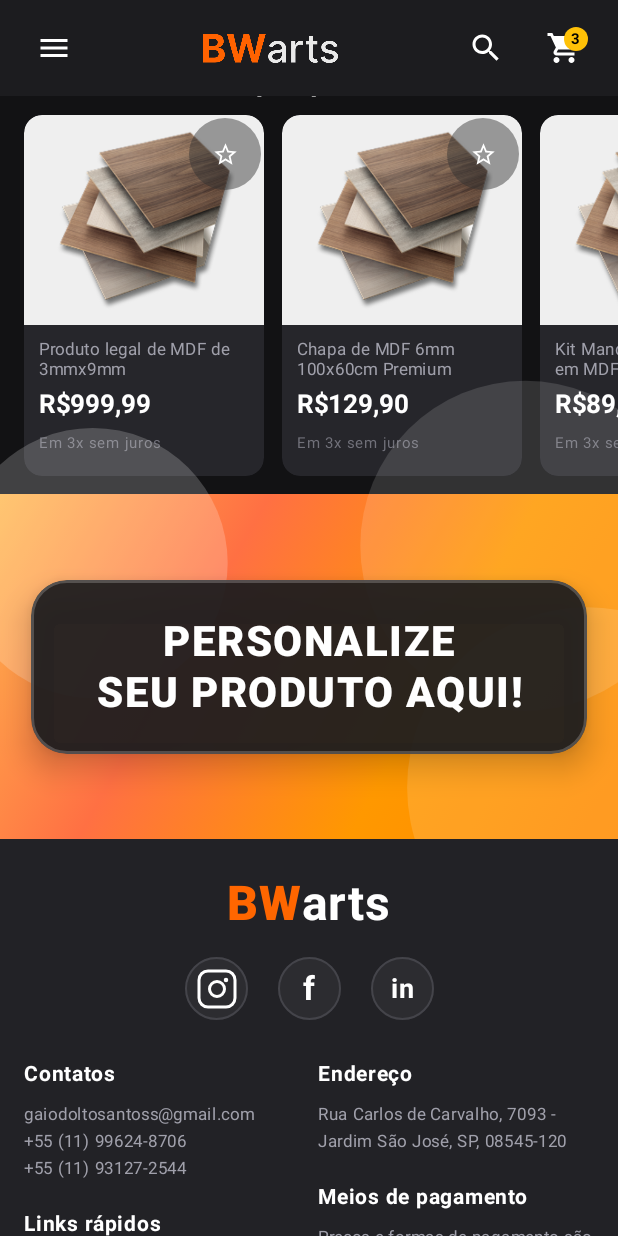
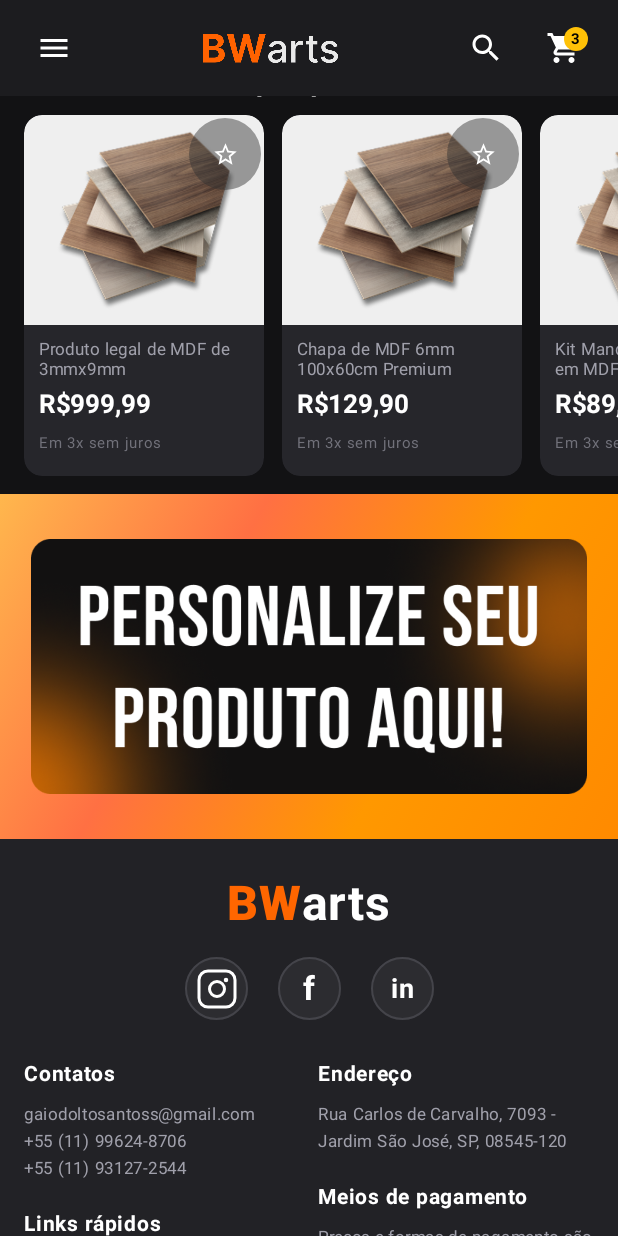
Before and after one commit to pedypowgui/bwarts-mobile, an Android app built with Jetpack Compose: the screen it shows after launch (MainActivity), scrolled down 532 dp, on a phone screen of 412 x 824 dp. Run offline under Robolectric (Android 15) with nearby library versions, the phone set to English and light mode, and no system bars.

Commit message:
Ajuste de banner de personalização

```diff
--- a/app/src/main/java/com/example/bwarts/ui/components/PersonalizationBanner.kt
+++ b/app/src/main/java/com/example/bwarts/ui/components/PersonalizationBanner.kt
@@ -1,6 +1,6 @@
 package com.example.bwarts.ui.components
 
-import androidx.compose.foundation.Canvas
+import androidx.compose.foundation.Image
 import androidx.compose.foundation.background
 import androidx.compose.foundation.border
 import androidx.compose.foundation.clickable
@@ -10,21 +10,20 @@ import androidx.compose.foundation.layout.fillMaxWidth
 import androidx.compose.foundation.layout.height
 import androidx.compose.foundation.layout.padding
 import androidx.compose.foundation.shape.RoundedCornerShape
-import androidx.compose.material3.Text
 import androidx.compose.runtime.Composable
 import androidx.compose.ui.Alignment
 import androidx.compose.ui.Modifier
 import androidx.compose.ui.draw.clip
 import androidx.compose.ui.draw.shadow
-import androidx.compose.ui.geometry.Offset
 import androidx.compose.ui.graphics.Brush
 import androidx.compose.ui.graphics.Color
-import androidx.compose.ui.text.font.FontWeight
-import androidx.compose.ui.text.style.TextAlign
+import androidx.compose.ui.res.painterResource
+import androidx.compose.ui.tooling.preview.Preview
 import androidx.compose.ui.unit.dp
-import androidx.compose.ui.unit.sp
+import com.example.bwarts.R
 
 @Composable
+@Preview
 fun PersonalizationBanner(
     onBannerClick: () -> Unit = {},
     modifier: Modifier = Modifier
@@ -45,46 +44,17 @@ fun PersonalizationBanner(
             )
             .clickable { onBannerClick() }
     ) {
-        // Decorative translucent circles in background
-        Canvas(modifier = Modifier.fillMaxSize()) {
-            drawCircle(
-                color = Color(0x33FFFFFF),
-                radius = 90.dp.toPx(),
-                center = Offset(size.width * 0.15f, size.height * 0.2f)
-            )
-            drawCircle(
-                color = Color(0x22FFFFFF),
-                radius = 110.dp.toPx(),
-                center = Offset(size.width * 0.85f, size.height * 0.15f)
-            )
-            drawCircle(
-                color = Color(0x22FFFFFF),
-                radius = 120.dp.toPx(),
-                center = Offset(size.width * 0.95f, size.height * 0.85f)
-            )
-        }
-
         // Central Dark Card with Stylized Text
         Box(
             modifier = Modifier
                 .align(Alignment.Center)
-                .fillMaxWidth(0.9f)
-                .padding(vertical = 16.dp)
-                .shadow(12.dp, RoundedCornerShape(24.dp))
-                .clip(RoundedCornerShape(24.dp))
-                .background(Color(0xEE1C1C1E))
-                .border(2.dp, Color(0x33FFFFFF), RoundedCornerShape(24.dp))
-                .padding(horizontal = 20.dp, vertical = 24.dp),
+                .fillMaxSize(0.9f),
             contentAlignment = Alignment.Center
         ) {
-            Text(
-                text = "PERSONALIZE\nSEU PRODUTO AQUI!",
-                color = Color.White,
-                fontSize = 28.sp,
-                fontWeight = FontWeight.Black,
-                letterSpacing = 1.sp,
-                textAlign = TextAlign.Center,
-                lineHeight = 34.sp
+            Image(
+                painter = painterResource(R.drawable.banner_personalizacao),
+                contentDescription = "Banner para redirecionar para personalização de produto",
+                modifier = Modifier.fillMaxSize()
             )
         }
     }
```
Also changed, not shown: app/src/main/res/drawable/banner_personalizacao.png (added).
